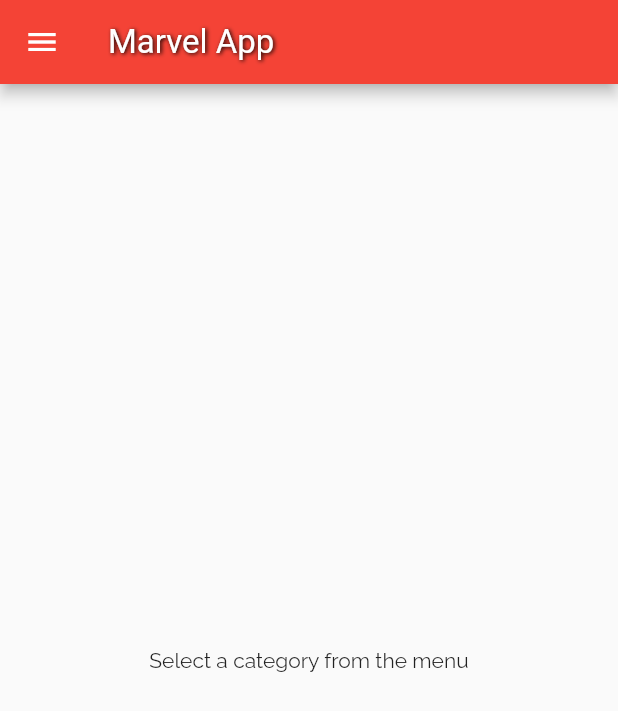
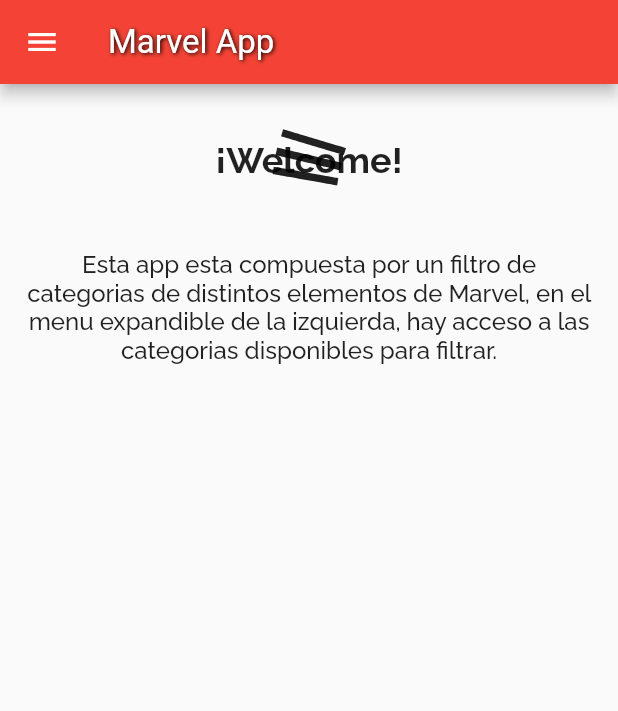
Before and after one commit to Luarsami/marvelAppFlutter, a Flutter app: the screen it shows after launch, on a phone screen of 412 x 824 dp. Shown: the top 711 px of the screen. Run offline on Flutter 3.47's test engine with Material 2 defaults, Android fonts, the phone set to English and light mode, and no system bars; our stand-ins replace flutter_bloc, flutter_dotenv.

Commit message:
design changes

```diff
--- a/lib/presentation/events/screens/event_detail_screen.dart
+++ b/lib/presentation/events/screens/event_detail_screen.dart
@@ -14,7 +14,7 @@ class EventDetailScreen extends StatelessWidget {
     return BlocProvider(
       create: (context) => EventBloc(EventRepository()),
       child: Scaffold(
-        appBar: AppBar(title: Text('Event Details')),
+        appBar: AppBar(title: const Text('Event Details')),
         body: EventDetail(eventId: eventId),
       ),
     );
--- a/lib/presentation/home/screens/home_screen.dart
+++ b/lib/presentation/home/screens/home_screen.dart
@@ -11,10 +11,7 @@ class HomeScreen extends StatelessWidget {
         title: const Text('Marvel App'),
       ),
       drawer: const CategoriesList(),
-      // body: const Welcome(),
-      body: const Center(
-        child: Text('Select a category from the menu'),
-      ),
+      body: Welcome(),
     );
   }
 }
--- a/lib/presentation/home/widgets/category_list_item.dart
+++ b/lib/presentation/home/widgets/category_list_item.dart
@@ -14,7 +14,7 @@ class CategoryListItem extends StatelessWidget {
   @override
   Widget build(BuildContext context) {
     if (!isVisible) {
-      return SizedBox.shrink();
+      return const SizedBox.shrink();
     }
 
     return ListTile(
--- a/lib/presentation/home/widgets/welcome.dart
+++ b/lib/presentation/home/widgets/welcome.dart
@@ -1,32 +1,82 @@
 import 'package:flutter/material.dart';
-import 'package:flutter_spinkit/flutter_spinkit.dart';
 
-class Welcome extends StatelessWidget {
-  const Welcome({key}) : super(key: key);
+class Welcome extends StatefulWidget {
+  @override
+  _WelcomeState createState() => _WelcomeState();
+}
+
+class _WelcomeState extends State<Welcome> with SingleTickerProviderStateMixin {
+  late AnimationController _animationController;
+
+  @override
+  void initState() {
+    super.initState();
+    _animationController = AnimationController(
+      vsync: this,
+      duration: const Duration(seconds: 5),
+    )..repeat();
+  }
+
+  @override
+  void dispose() {
+    _animationController.dispose();
+    super.dispose();
+  }
+
+  @override
+  Widget build(BuildContext context) {
+    return _WelcomeContent(animationController: _animationController);
+  }
+}
+
+class _WelcomeContent extends StatelessWidget {
+  final AnimationController animationController;
+
+  const _WelcomeContent({Key? key, required this.animationController})
+      : super(key: key);
+
   @override
   Widget build(BuildContext context) {
     return Scaffold(
-      body: Stack(
-        children: [
-          Center(
-            child: Text(
-              'Hola, bienvenido',
-              style: TextStyle(fontSize: 24),
+      body: Center(
+        child: Column(
+          crossAxisAlignment: CrossAxisAlignment.center,
+          children: [
+            const SizedBox(
+              height: 20,
             ),
-          ),
-          Positioned(
-            top: 0,
-            right: 0,
-            child: Container(
-              width: 100,
-              height: 100,
-              child: SpinKitWave(
-                color: Colors.blue,
-                size: 50.0,
+            Stack(
+              alignment: Alignment.center,
+              children: [
+                const Text(
+                  '¡Welcome!',
+                  style: TextStyle(
+                      fontSize: 24.0,
+                      fontStyle: FontStyle.normal,
+                      fontWeight: FontWeight.bold),
+                ),
+                AnimatedIcon(
+                  icon: AnimatedIcons.menu_arrow,
+                  progress: animationController,
+                  size: 60.0,
+                ),
+              ],
+            ),
+            const SizedBox(height: 16),
+            const Padding(
+              padding: EdgeInsets.all(15),
+              child: Text(
+                'Esta app esta compuesta por un filtro de categorias de distintos elementos de Marvel, en el menu expandible de la izquierda, hay acceso a las categorias disponibles para filtrar.',
+                textAlign: TextAlign.center,
+                softWrap: true,
+                style: TextStyle(
+                  fontSize: 16,
+                  fontWeight: FontWeight.w500,
+                ),
               ),
-            ),
-          ),
-        ],
+            )
+          ],
+        ),
       ),
     );
   }
--- a/lib/presentation/loader/screens/loader.dart
+++ b/lib/presentation/loader/screens/loader.dart
@@ -8,7 +8,7 @@ class SplashScreen extends StatelessWidget {
   @override
   Widget build(BuildContext context) {
     return FutureBuilder(
-      future: Future.delayed(const Duration(seconds: 5)),
+      future: Future.delayed(const Duration(seconds: 2)),
       builder: (BuildContext context, AsyncSnapshot snapshot) {
         if (snapshot.connectionState == ConnectionState.waiting) {
           return const LoadingScreen();
--- a/pubspec.yaml
+++ b/pubspec.yaml
@@ -37,8 +37,7 @@ dependencies:
   provider: ^6.0.5
   cupertino_icons: ^1.0.2
   crypto: ^3.0.0
-  flutter_spinkit: ^4.0.0
-
+  animated_icon: ^0.0.5
 
 dev_dependencies:
   flutter_test:
```
Also changed, not shown: 6 other files.
